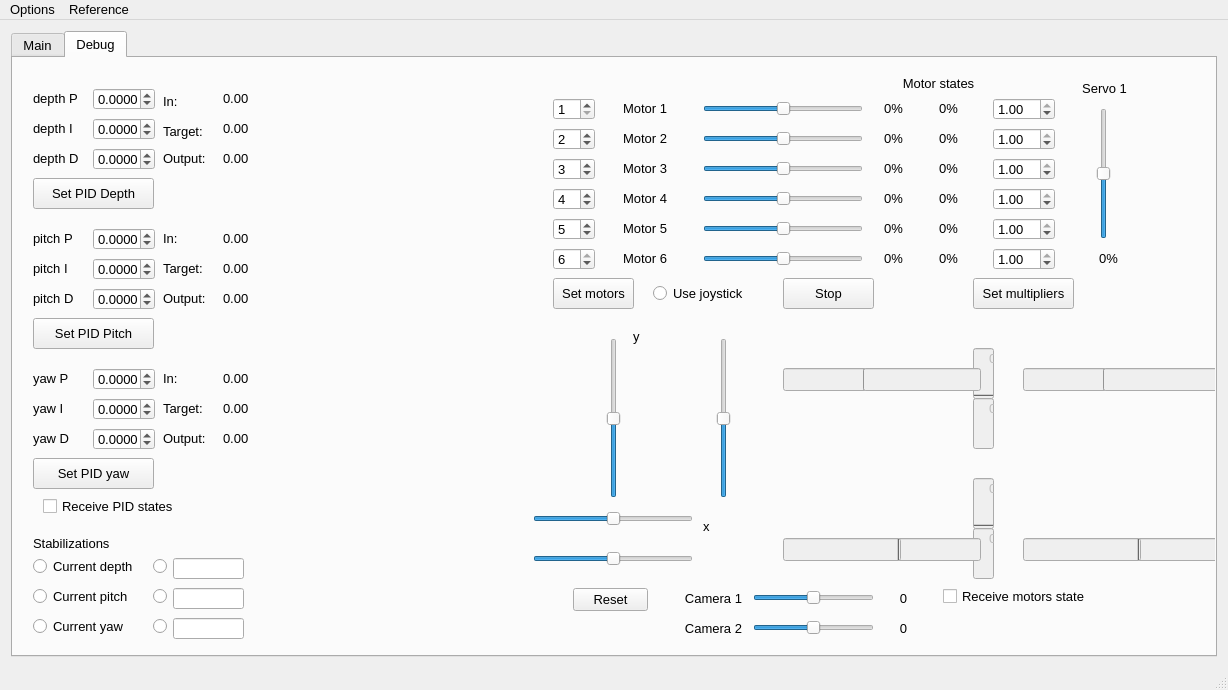
First picture: the form in mainwindow.ui, repository robocenter-rov/remote-control, before the edit.
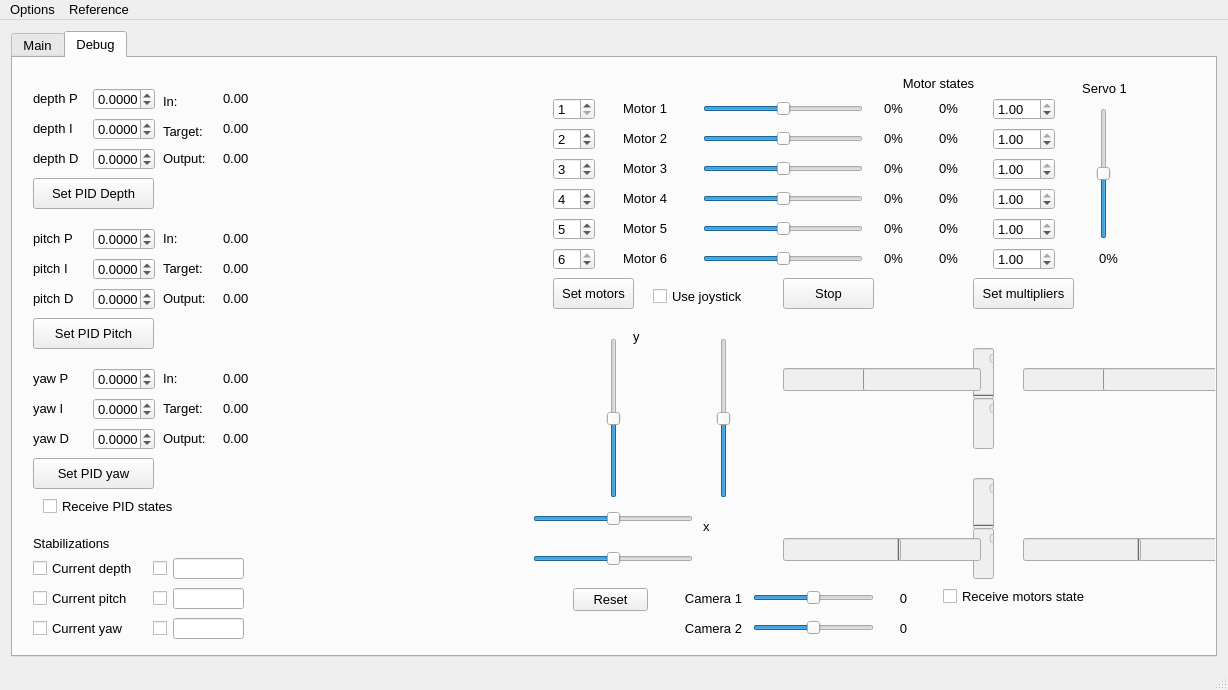
Second picture: the form after the edit. The open tabs and pages were chosen to show the change. Custom widgets are drawn as their Qt base class.

Commit message: Fix camera rotation interval

```diff
--- a/mainwindow.ui
+++ b/mainwindow.ui
@@ -1756,19 +1756,6 @@
          <set>Qt::AlignCenter</set>
         </property>
        </widget>
-       <widget class="QRadioButton" name="useJoyButton">
-        <property name="geometry">
-         <rect>
-          <x>640</x>
-          <y>220</y>
-          <width>101</width>
-          <height>31</height>
-         </rect>
-        </property>
-        <property name="text">
-         <string>Use joystick</string>
-        </property>
-       </widget>
        <widget class="QLabel" name="m1curLabel">
         <property name="geometry">
          <rect>
@@ -2626,84 +2613,97 @@
          <string>Stabilizations</string>
         </property>
        </widget>
-       <widget class="QRadioButton" name="autoDepthCurrentRB">
+       <widget class="QCheckBox" name="useJoyButton">
         <property name="geometry">
          <rect>
-          <x>20</x>
-          <y>500</y>
-          <width>111</width>
+          <x>640</x>
+          <y>230</y>
+          <width>101</width>
           <height>17</height>
+         </rect>
+        </property>
+        <property name="text">
+         <string>Use joystick</string>
+        </property>
+       </widget>
+       <widget class="QCheckBox" name="autoDepthCB">
+        <property name="geometry">
+         <rect>
+          <x>140</x>
+          <y>500</y>
+          <width>16</width>
+          <height>21</height>
+         </rect>
+        </property>
+        <property name="text">
+         <string/>
+        </property>
+       </widget>
+       <widget class="QCheckBox" name="autoPitchCB">
+        <property name="geometry">
+         <rect>
+          <x>140</x>
+          <y>530</y>
+          <width>16</width>
+          <height>21</height>
+         </rect>
+        </property>
+        <property name="text">
+         <string/>
+        </property>
+       </widget>
+       <widget class="QCheckBox" name="autoYawCB">
+        <property name="geometry">
+         <rect>
+          <x>140</x>
+          <y>560</y>
+          <width>16</width>
+          <height>21</height>
+         </rect>
+        </property>
+        <property name="text">
+         <string/>
+        </property>
+       </widget>
+       <widget class="QCheckBox" name="autoDepthCurrentCB">
+        <property name="geometry">
+         <rect>
+          <x>20</x>
+          <y>500</y>
+          <width>101</width>
+          <height>21</height>
          </rect>
         </property>
         <property name="text">
          <string>Current depth</string>
         </property>
        </widget>
-       <widget class="QRadioButton" name="autoDepthRB">
-        <property name="geometry">
-         <rect>
-          <x>140</x>
-          <y>500</y>
-          <width>21</width>
-          <height>17</height>
-         </rect>
-        </property>
-        <property name="text">
-         <string/>
-        </property>
-       </widget>
-       <widget class="QRadioButton" name="autoPitchCurrentRB">
+       <widget class="QCheckBox" name="autoPitchCurrentCB">
         <property name="geometry">
          <rect>
           <x>20</x>
           <y>530</y>
-          <width>111</width>
-          <height>17</height>
+          <width>101</width>
+          <height>21</height>
          </rect>
         </property>
         <property name="text">
          <string>Current pitch</string>
         </property>
        </widget>
-       <widget class="QRadioButton" name="autoYawCurrentRB">
+       <widget class="QCheckBox" name="autoYawCurrentCB">
         <property name="geometry">
          <rect>
           <x>20</x>
           <y>560</y>
-          <width>111</width>
-          <height>17</height>
+          <width>101</width>
+          <height>21</height>
          </rect>
         </property>
         <property name="text">
          <string>Current yaw</string>
         </property>
        </widget>
-       <widget class="QRadioButton" name="autoPitchRB">
-        <property name="geometry">
-         <rect>
-          <x>140</x>
-          <y>530</y>
-          <width>16</width>
-          <height>17</height>
-         </rect>
-        </property>
-        <property name="text">
-         <string/>
-        </property>
-       </widget>
-       <widget class="QRadioButton" name="autoYawRB">
-        <property name="geometry">
-         <rect>
-          <x>140</x>
-          <y>560</y>
-          <width>16</width>
-          <height>17</height>
-         </rect>
-        </property>
-        <property name="text">
-         <string/>
-        </property>
-       </widget>
       </widget>
      </widget>
     </item>
```
Left out of the diff: 8 changed lines with no effect on the pictures. The commit also changes 2 other files.
